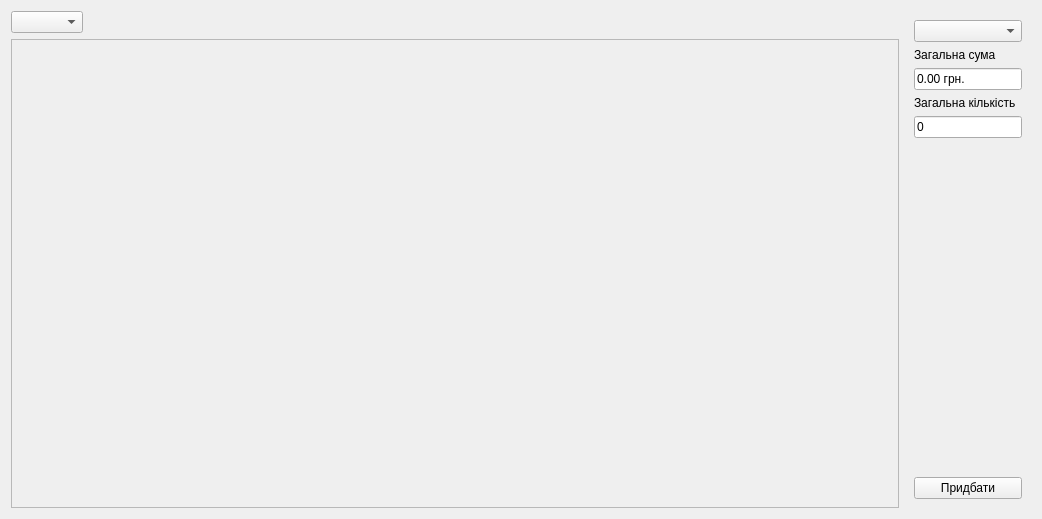
Qt form src/View/buyproduct.ui (Fyz-dev/GunStore) before a commit.
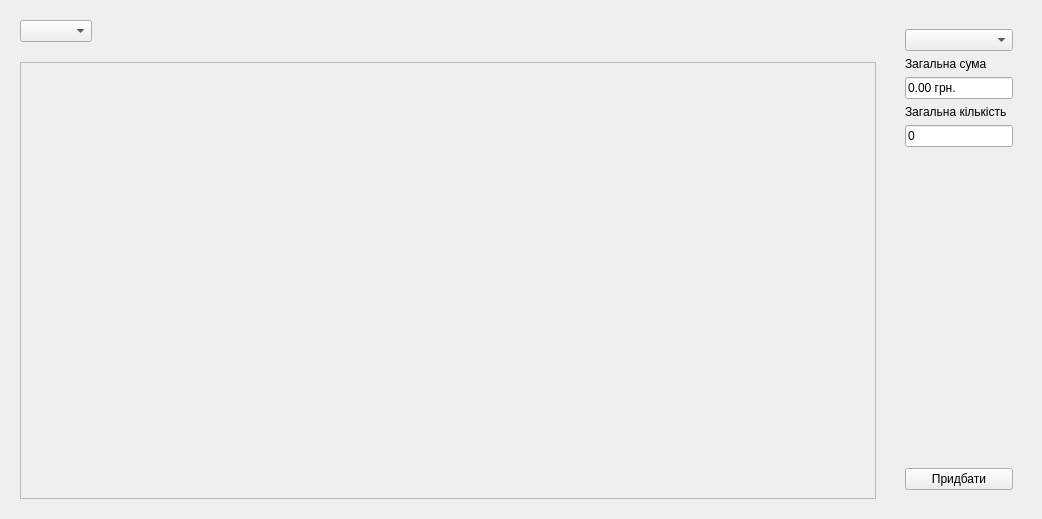
The same form after that commit.

Patch:
```diff
--- a/src/View/buyproduct.ui
+++ b/src/View/buyproduct.ui
@@ -20,6 +20,21 @@
 }</string>
   </property>
   <layout class="QHBoxLayout" name="horizontalLayout_2">
+   <property name="spacing">
+    <number>20</number>
+   </property>
+   <property name="leftMargin">
+    <number>20</number>
+   </property>
+   <property name="topMargin">
+    <number>20</number>
+   </property>
+   <property name="rightMargin">
+    <number>20</number>
+   </property>
+   <property name="bottomMargin">
+    <number>20</number>
+   </property>
    <item>
     <layout class="QVBoxLayout" name="verticalLayout_2">
      <item>
@@ -52,8 +67,8 @@
          <rect>
           <x>0</x>
           <y>0</y>
-          <width>886</width>
-          <height>465</height>
+          <width>850</width>
+          <height>443</height>
          </rect>
         </property>
         <layout class="QVBoxLayout" name="verticalLayout">
```
